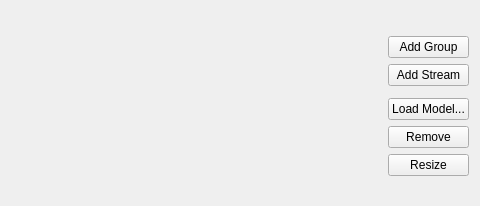
Old version of the form OMOptim/GUI/Widgets/WidgetTreeStreams.ui in the repository lmoresco/OpenModelica; both pictures show x 492 to 972 and y 0 to 206 of the 972 by 206 pixel window.
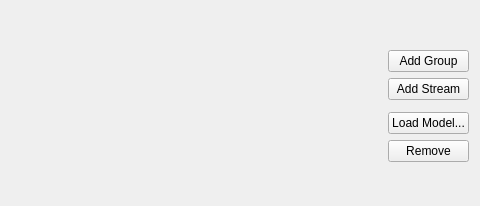
New version of the form.

The edit to the form file:
```diff
--- a/OMOptim/GUI/Widgets/WidgetTreeStreams.ui
+++ b/OMOptim/GUI/Widgets/WidgetTreeStreams.ui
@@ -14,7 +14,7 @@
    <string>Form</string>
   </property>
   <layout class="QGridLayout" name="gridLayout">
-   <item row="1" column="0" rowspan="8" colspan="2">
+   <item row="1" column="0" rowspan="7" colspan="2">
     <layout class="QGridLayout" name="layoutTreeStreams"/>
    </item>
    <item row="2" column="2">
@@ -43,7 +43,7 @@
      </property>
     </spacer>
    </item>
-   <item row="8" column="2">
+   <item row="7" column="2">
     <spacer name="verticalSpacer_2">
      <property name="orientation">
       <enum>Qt::Vertical</enum>
@@ -67,9 +67,12 @@
      <property name="text">
       <string>Add Stream</string>
      </property>
+     <property name="shortcut">
+      <string>+</string>
+     </property>
     </widget>
    </item>
-   <item row="0" column="3" rowspan="9">
+   <item row="0" column="3" rowspan="8">
     <layout class="QGridLayout" name="layoutWidgetItem">
      <property name="verticalSpacing">
       <number>2</number>
@@ -100,18 +103,8 @@
      <property name="text">
       <string>Remove</string>
      </property>
-    </widget>
-   </item>
-   <item row="7" column="2">
-    <widget class="QPushButton" name="pushResize">
-     <property name="sizePolicy">
-      <sizepolicy hsizetype="Preferred" vsizetype="Fixed">
-       <horstretch>0</horstretch>
-       <verstretch>0</verstretch>
-      </sizepolicy>
-     </property>
-     <property name="text">
-      <string>Resize</string>
+     <property name="shortcut">
+      <string>Del</string>
      </property>
     </widget>
    </item>
```
